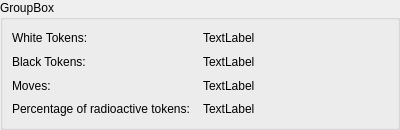
The window that simulations/decompositionform.ui (KDE/kalzium) describes before a commit, drawn with Qt 5.
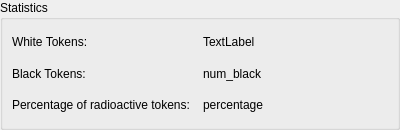
The same window after the commit.

Commit message: improve stats-dialog. Pino: Please review the FIXME in simulationsdialog.cpp

Patch:
```diff
--- a/simulations/decompositionform.ui
+++ b/simulations/decompositionform.ui
@@ -33,7 +33,7 @@
    <item>
     <widget class="QGroupBox" name="groupBox" >
      <property name="title" >
-      <string>GroupBox</string>
+      <string>Statistics</string>
      </property>
      <layout class="QVBoxLayout" >
       <property name="margin" >
@@ -84,31 +84,7 @@
         <item>
          <widget class="QLabel" name="label_6" >
           <property name="text" >
-           <string>TextLabel</string>
-          </property>
-         </widget>
-        </item>
-       </layout>
-      </item>
-      <item>
-       <layout class="QHBoxLayout" >
-        <property name="margin" >
-         <number>0</number>
-        </property>
-        <property name="spacing" >
-         <number>6</number>
-        </property>
-        <item>
-         <widget class="QLabel" name="label_3" >
-          <property name="text" >
-           <string>Moves:</string>
-          </property>
-         </widget>
-        </item>
-        <item>
-         <widget class="QLabel" name="label_7" >
-          <property name="text" >
-           <string>TextLabel</string>
+           <string>num_black</string>
           </property>
          </widget>
         </item>
@@ -130,9 +106,9 @@
          </widget>
         </item>
         <item>
-         <widget class="QLabel" name="label_8" >
+         <widget class="QLabel" name="percentage" >
           <property name="text" >
-           <string>TextLabel</string>
+           <string>percentage</string>
           </property>
          </widget>
         </item>
```
Left out of the diff: 4 changed lines with no effect on the pictures. The commit also changes 7 other files.
